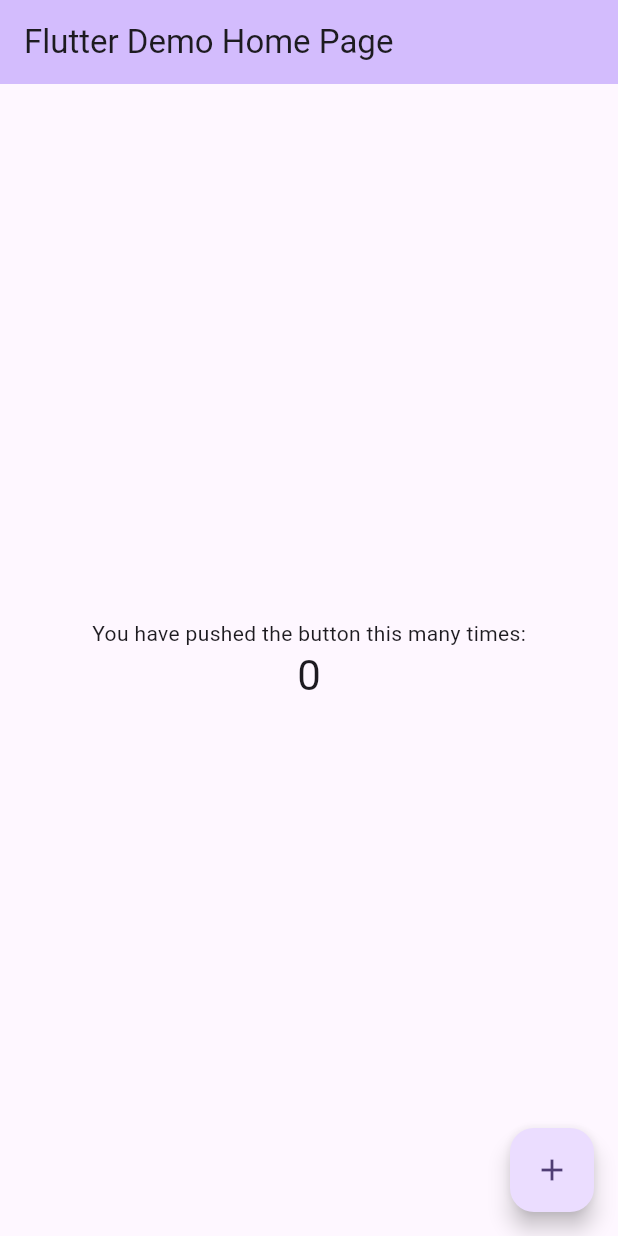
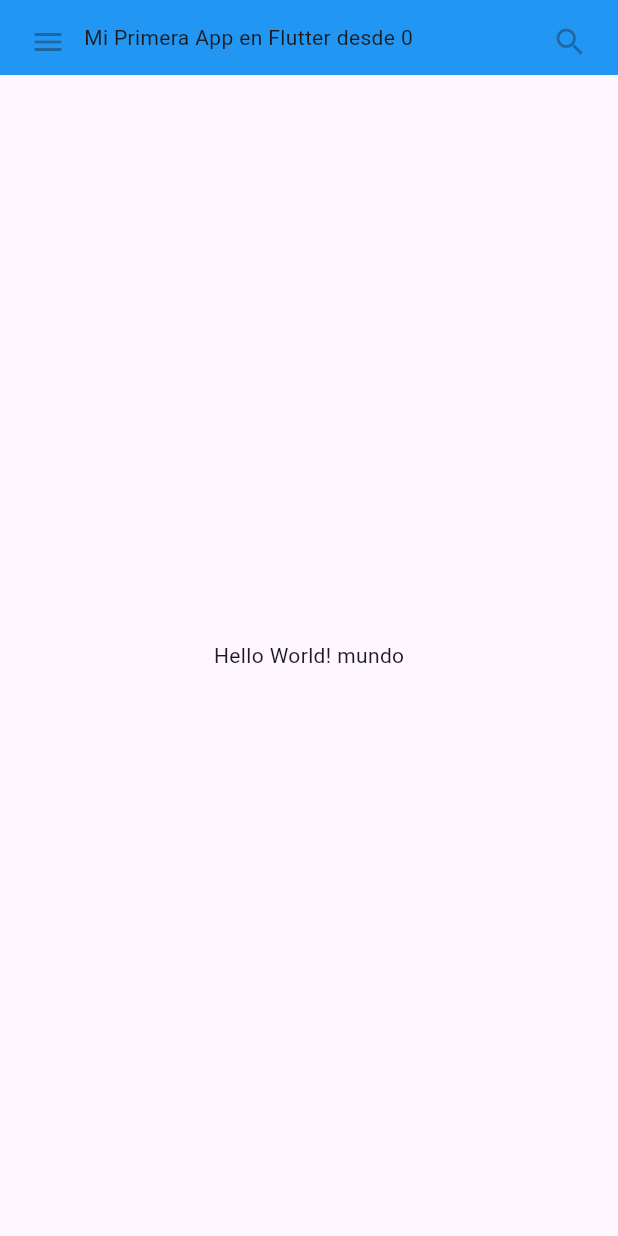
Before and after one commit to miusarname2/flutter_exp_idx, a Flutter app: the screen it shows after launch, on a phone screen of 412 x 824 dp. Run offline on Flutter 3.47's test engine with Material 3 defaults, Android fonts, the phone set to English and light mode, and no system bars.

Commit message:
feat: :sparkles: A Scaffold was created from 0, and in general the whole app from the main() function.

```diff
--- a/lib/main.dart
+++ b/lib/main.dart
@@ -1,125 +1,46 @@
 import 'package:flutter/material.dart';
 
 void main() {
-  runApp(const MyApp());
+  runApp(const MaterialApp(
+      home: SafeArea(
+    child: MyHelloWorldApp(),
+  ),
+  debugShowCheckedModeBanner: false,
+  debugShowMaterialGrid: false,
+  )
+  );
 }
 
-class MyApp extends StatelessWidget {
-  const MyApp({super.key});
-
-  // This widget is the root of your application.
-  @override
-  Widget build(BuildContext context) {
-    return MaterialApp(
-      title: 'Flutter Demo',
-      theme: ThemeData(
-        // This is the theme of your application.
-        //
-        // TRY THIS: Try running your application with "flutter run". You'll see
-        // the application has a purple toolbar. Then, without quitting the app,
-        // try changing the seedColor in the colorScheme below to Colors.green
-        // and then invoke "hot reload" (save your changes or press the "hot
-        // reload" button in a Flutter-supported IDE, or press "r" if you used
-        // the command line to start the app).
-        //
-        // Notice that the counter didn't reset back to zero; the application
-        // state is not lost during the reload. To reset the state, use hot
-        // restart instead.
-        //
-        // This works for code too, not just values: Most code changes can be
-        // tested with just a hot reload.
-        colorScheme: ColorScheme.fromSeed(seedColor: Colors.deepPurple),
-        useMaterial3: true,
-      ),
-      home: const MyHomePage(title: 'Flutter Demo Home Page'),
-    );
-  }
-}
-
-class MyHomePage extends StatefulWidget {
-  const MyHomePage({super.key, required this.title});
-
-  // This widget is the home page of your application. It is stateful, meaning
-  // that it has a State object (defined below) that contains fields that affect
-  // how it looks.
-
-  // This class is the configuration for the state. It holds the values (in this
-  // case the title) provided by the parent (in this case the App widget) and
-  // used by the build method of the State. Fields in a Widget subclass are
-  // always marked "final".
-
-  final String title;
-
-  @override
-  State<MyHomePage> createState() => _MyHomePageState();
-}
-
-class _MyHomePageState extends State<MyHomePage> {
-  int _counter = 0;
-
-  void _incrementCounter() {
-    setState(() {
-      // This call to setState tells the Flutter framework that something has
-      // changed in this State, which causes it to rerun the build method below
-      // so that the display can reflect the updated values. If we changed
-      // _counter without calling setState(), then the build method would not be
-      // called again, and so nothing would appear to happen.
-      _counter++;
-    });
-  }
+class MyHelloWorldApp extends StatelessWidget {
+  const MyHelloWorldApp({super.key});
 
   @override
   Widget build(BuildContext context) {
-    // This method is rerun every time setState is called, for instance as done
-    // by the _incrementCounter method above.
-    //
-    // The Flutter framework has been optimized to make rerunning build methods
-    // fast, so that you can just rebuild anything that needs updating rather
-    // than having to individually change instances of widgets.
-    return Scaffold(
-      appBar: AppBar(
-        // TRY THIS: Try changing the color here to a specific color (to
-        // Colors.amber, perhaps?) and trigger a hot reload to see the AppBar
-        // change color while the other colors stay the same.
-        backgroundColor: Theme.of(context).colorScheme.inversePrimary,
-        // Here we take the value from the MyHomePage object that was created by
-        // the App.build method, and use it to set our appbar title.
-        title: Text(widget.title),
-      ),
-      body: Center(
-        // Center is a layout widget. It takes a single child and positions it
-        // in the middle of the parent.
+    return Material(
         child: Column(
-          // Column is also a layout widget. It takes a list of children and
-          // arranges them vertically. By default, it sizes itself to fit its
-          // children horizontally, and tries to be as tall as its parent.
-          //
-          // Column has various properties to control how it sizes itself and
-          // how it positions its children. Here we use mainAxisAlignment to
-          // center the children vertically; the main axis here is the vertical
-          // axis because Columns are vertical (the cross axis would be
-          // horizontal).
-          //
-          // TRY THIS: Invoke "debug painting" (choose the "Toggle Debug Paint"
-          // action in the IDE, or press "p" in the console), to see the
-          // wireframe for each widget.
-          mainAxisAlignment: MainAxisAlignment.center,
-          children: <Widget>[
-            const Text(
-              'You have pushed the button this many times:',
-            ),
-            Text(
-              '$_counter',
-              style: Theme.of(context).textTheme.headlineMedium,
-            ),
-          ],
+      children: [
+        Container(
+          height: 50,
+          padding: const EdgeInsets.all(8),
+          decoration: const BoxDecoration(color: Colors.blue),
+          child: const Row(
+            children: [
+              IconButton(
+                  onPressed: null,
+                  icon: Icon(Icons.menu),
+                  tooltip: 'Este Boton te ayudara a navegar'),
+              Expanded(child: Text('Mi Primera App en Flutter desde 0')),
+              IconButton(onPressed: null, icon: Icon(Icons.search))
+            ],
+          ),
         ),
-      ),
-      floatingActionButton: FloatingActionButton(
-        onPressed: _incrementCounter,
-        tooltip: 'Increment',
-        child: const Icon(Icons.add),
-      ), // This trailing comma makes auto-formatting nicer for build methods.
-    );
+        const Expanded(
+            child: Center(
+                child: Text(
+          'Hello World! mundo',
+          textDirection: TextDirection.ltr,
+        )))
+      ],
+    ));
   }
 }
```
